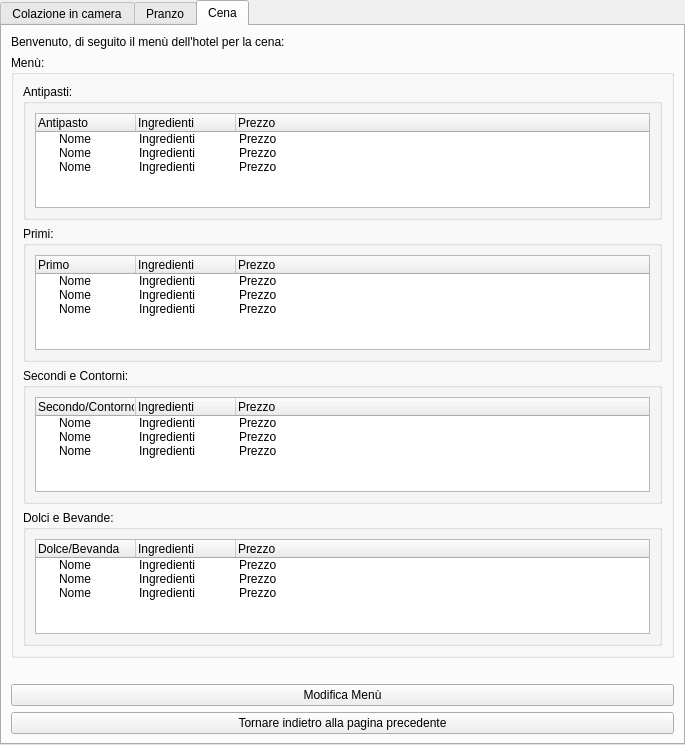
First picture: the form in ui/Titolare/GestioneCucina/GestioneCucinaInterfaccia.ui, repository mdoraz/Hotel, before the edit.
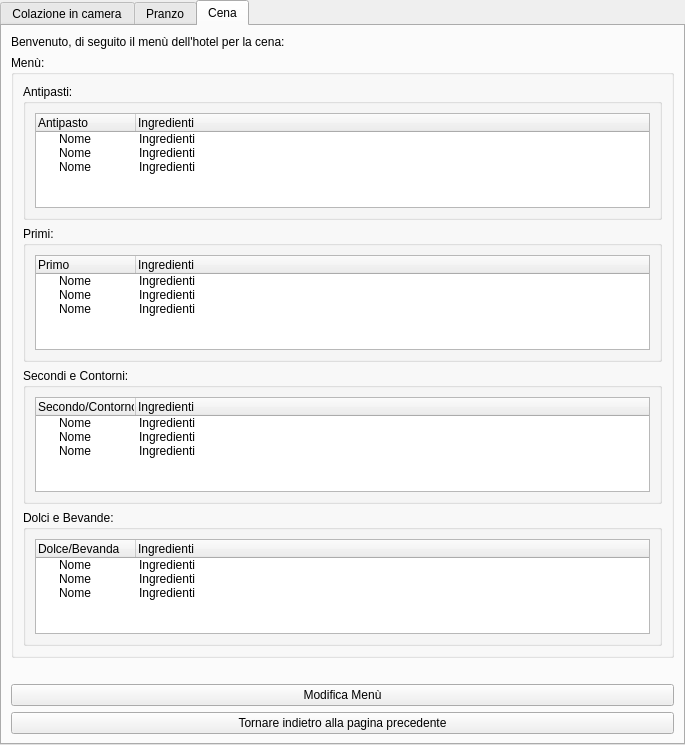
Second picture: the form after the edit.

Patch:
```diff
--- a/ui/Titolare/GestioneCucina/GestioneCucinaInterfaccia.ui
+++ b/ui/Titolare/GestioneCucina/GestioneCucinaInterfaccia.ui
@@ -600,11 +600,6 @@
               <string>Ingredienti</string>
              </property>
             </column>
-            <column>
-             <property name="text">
-              <string>Prezzo</string>
-             </property>
-            </column>
             <item>
              <property name="text">
               <string>Nome</string>
@@ -612,9 +607,6 @@
              <property name="text">
               <string>Ingredienti</string>
              </property>
-             <property name="text">
-              <string>Prezzo</string>
-             </property>
              <property name="flags">
               <set>ItemIsEditable|ItemIsDragEnabled|ItemIsDropEnabled|ItemIsUserCheckable|ItemIsEnabled</set>
              </property>
@@ -626,9 +618,6 @@
              <property name="text">
               <string>Ingredienti</string>
              </property>
-             <property name="text">
-              <string>Prezzo</string>
-             </property>
              <property name="flags">
               <set>ItemIsDragEnabled|ItemIsDropEnabled|ItemIsUserCheckable|ItemIsEnabled</set>
              </property>
@@ -640,9 +629,6 @@
              <property name="text">
               <string>Ingredienti</string>
              </property>
-             <property name="text">
-              <string>Prezzo</string>
-             </property>
             </item>
            </widget>
           </item>
@@ -670,11 +656,6 @@
               <string>Ingredienti</string>
              </property>
             </column>
-            <column>
-             <property name="text">
-              <string>Prezzo</string>
-             </property>
-            </column>
             <item>
              <property name="text">
               <string>Nome</string>
@@ -682,9 +663,6 @@
              <property name="text">
               <string>Ingredienti</string>
              </property>
-             <property name="text">
-              <string>Prezzo</string>
-             </property>
             </item>
             <item>
              <property name="text">
@@ -693,9 +671,6 @@
              <property name="text">
               <string>Ingredienti</string>
              </property>
-             <property name="text">
-              <string>Prezzo</string>
-             </property>
             </item>
             <item>
              <property name="text">
@@ -704,9 +679,6 @@
              <property name="text">
               <string>Ingredienti</string>
              </property>
-             <property name="text">
-              <string>Prezzo</string>
-             </property>
             </item>
            </widget>
           </item>
@@ -731,11 +703,6 @@
               <string>Ingredienti</string>
              </property>
             </column>
-            <column>
-             <property name="text">
-              <string>Prezzo</string>
-             </property>
-            </column>
             <item>
              <property name="text">
               <string>Nome</string>
@@ -743,9 +710,6 @@
              <property name="text">
               <string>Ingredienti</string>
              </property>
-             <property name="text">
-              <string>Prezzo</string>
-             </property>
             </item>
             <item>
              <property name="text">
@@ -754,9 +718,6 @@
              <property name="text">
               <string>Ingredienti</string>
              </property>
-             <property name="text">
-              <string>Prezzo</string>
-             </property>
             </item>
             <item>
              <property name="text">
@@ -765,9 +726,6 @@
              <property name="text">
               <string>Ingredienti</string>
              </property>
-             <property name="text">
-              <string>Prezzo</string>
-             </property>
             </item>
            </widget>
           </item>
@@ -792,11 +750,6 @@
               <string>Ingredienti</string>
              </property>
             </column>
-            <column>
-             <property name="text">
-              <string>Prezzo</string>
-             </property>
-            </column>
             <item>
              <property name="text">
               <string>Nome</string>
@@ -804,9 +757,6 @@
              <property name="text">
               <string>Ingredienti</string>
              </property>
-             <property name="text">
-              <string>Prezzo</string>
-             </property>
             </item>
             <item>
              <property name="text">
@@ -815,9 +765,6 @@
              <property name="text">
               <string>Ingredienti</string>
              </property>
-             <property name="text">
-              <string>Prezzo</string>
-             </property>
             </item>
             <item>
              <property name="text">
@@ -826,9 +773,6 @@
              <property name="text">
               <string>Ingredienti</string>
              </property>
-             <property name="text">
-              <string>Prezzo</string>
-             </property>
             </item>
            </widget>
           </item>
```
Left out of the diff: 98 changed lines with no effect on the pictures.
